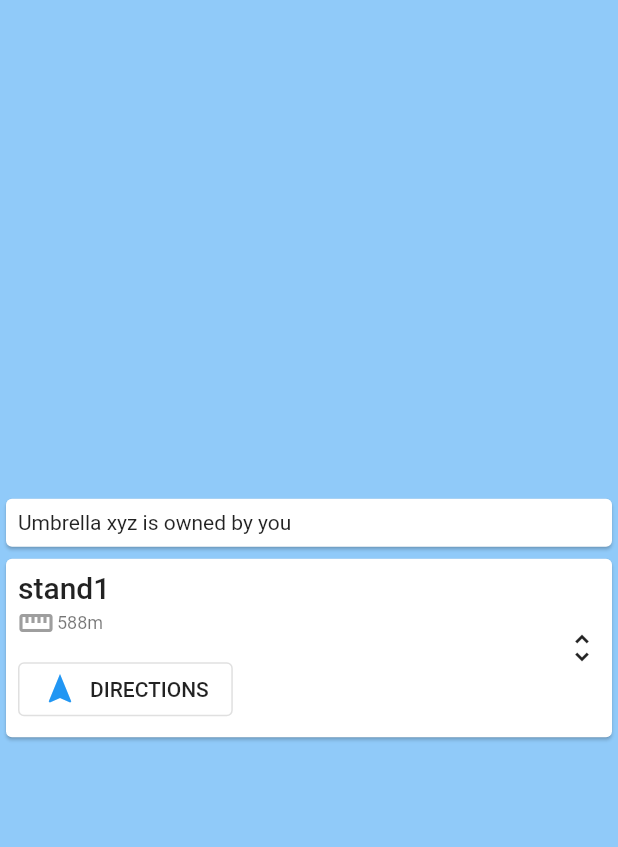
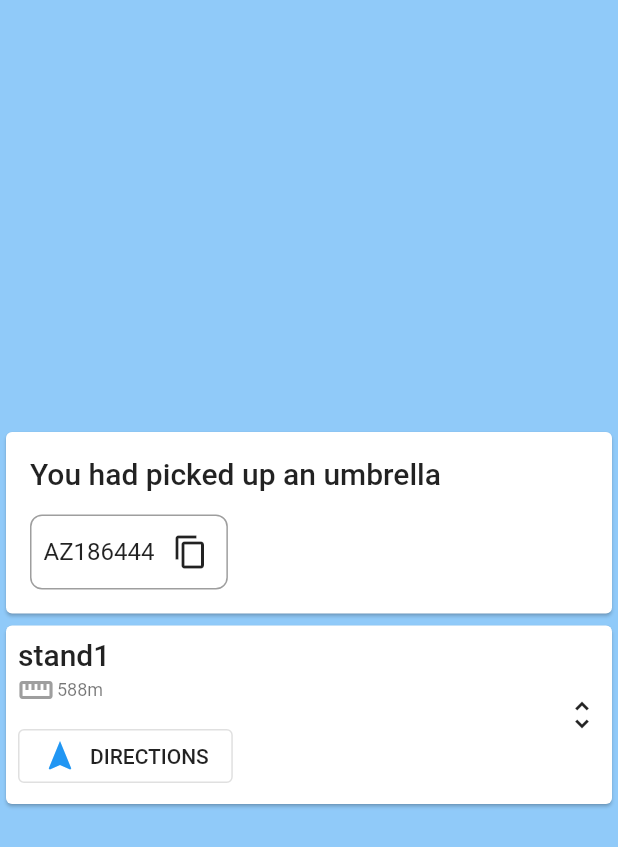
Before and after one commit to Pushpavel/umbrella_client, a Flutter app: the DropScreen screen opened directly, on a phone screen of 412 x 824 dp. Shown: the top 847 px of the screen. Run offline on Flutter 3.47's test engine with Material 2 defaults, Android fonts, the phone set to English and light mode, and no system bars; our stand-ins replace rxdart.

Commit message:
🚧: developed OwnedUmbrellaCard.dart ui

```diff
--- a/lib/resources/Strings.dart
+++ b/lib/resources/Strings.dart
@@ -1,3 +1,4 @@
 class Strings {
   static const appName = "Umbrella Client";
+  static const ownedUmbrellaLine = "You had picked up an umbrella";
 }
--- a/lib/widgets/ClickableCard.dart
+++ b/lib/widgets/ClickableCard.dart
@@ -4,15 +4,17 @@ import 'package:flutter/material.dart';
 class ClickableCard extends StatelessWidget {
   final Widget? child;
   final Function()? onClick;
+  final EdgeInsetsGeometry? padding;
 
-  const ClickableCard({Key? key, this.onClick, this.child}) : super(key: key);
+  const ClickableCard({Key? key, this.onClick, this.child, this.padding})
+      : super(key: key);
 
   @override
   Widget build(BuildContext context) {
     return Card(
       child: InkWell(
         child: Padding(
-          padding: EdgeInsets.all(8),
+          padding: padding ?? EdgeInsets.all(8),
           child: child,
         ),
         onTap: onClick,
--- a/lib/widgets/OwnedUmbrellaCard.dart
+++ b/lib/widgets/OwnedUmbrellaCard.dart
@@ -1,13 +1,34 @@
 import 'package:flutter/cupertino.dart';
 import 'package:flutter/material.dart';
+import 'package:umbrella_client/resources/Strings.dart';
+import 'package:umbrella_client/widgets/ClickableCard.dart';
 
 class OwnedUmbrellaCard extends StatelessWidget {
   @override
   Widget build(BuildContext context) {
-    return Card(
-      child: Padding(
-        padding: EdgeInsets.all(8),
-        child: Text("Umbrella xyz is owned by you"),
+    var theme = Theme.of(context);
+
+    return ClickableCard(
+      padding: EdgeInsets.all(16),
+      child: Column(
+        crossAxisAlignment: CrossAxisAlignment.start,
+        children: [
+          Text(Strings.ownedUmbrellaLine, style: theme.textTheme.headline6),
+          Container(
+            margin: EdgeInsets.only(top: 16),
+            padding: EdgeInsets.only(left: 8),
+            decoration: BoxDecoration(
+                border: Border.all(color: Colors.grey, width: 1),
+                borderRadius: BorderRadius.all(Radius.circular(8))),
+            child: Wrap(
+              crossAxisAlignment: WrapCrossAlignment.center,
+              children: [
+                Text("AZ186444", style: theme.textTheme.subtitle1),
+                IconButton(icon: Icon(Icons.copy), onPressed: () {})
+              ],
+            ),
+          ),
+        ],
       ),
     );
   }
```
